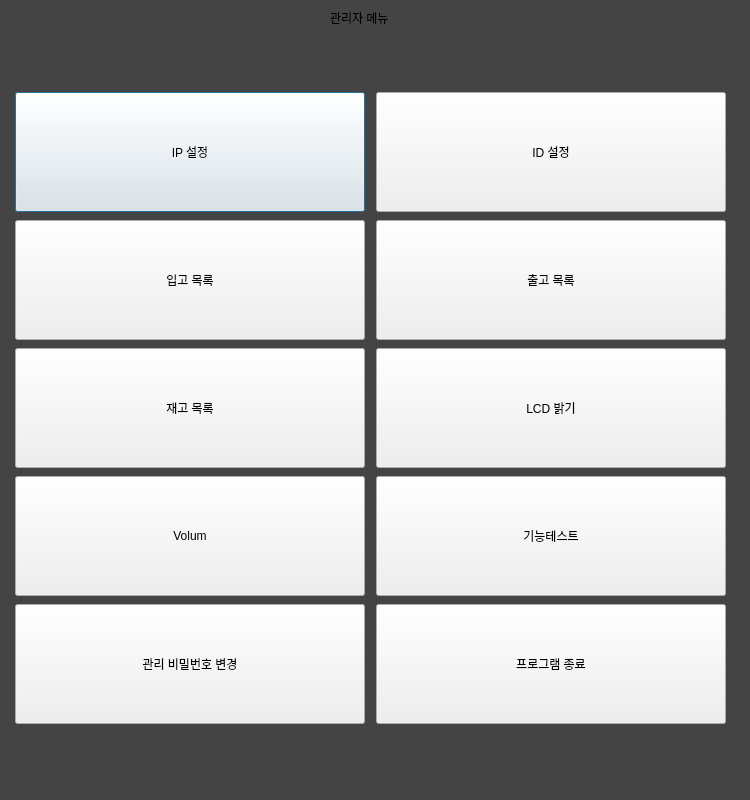
Old version of the form QT/MyMaru/settingmain.ui in the repository leejk91/CPlusPlus_Practice.
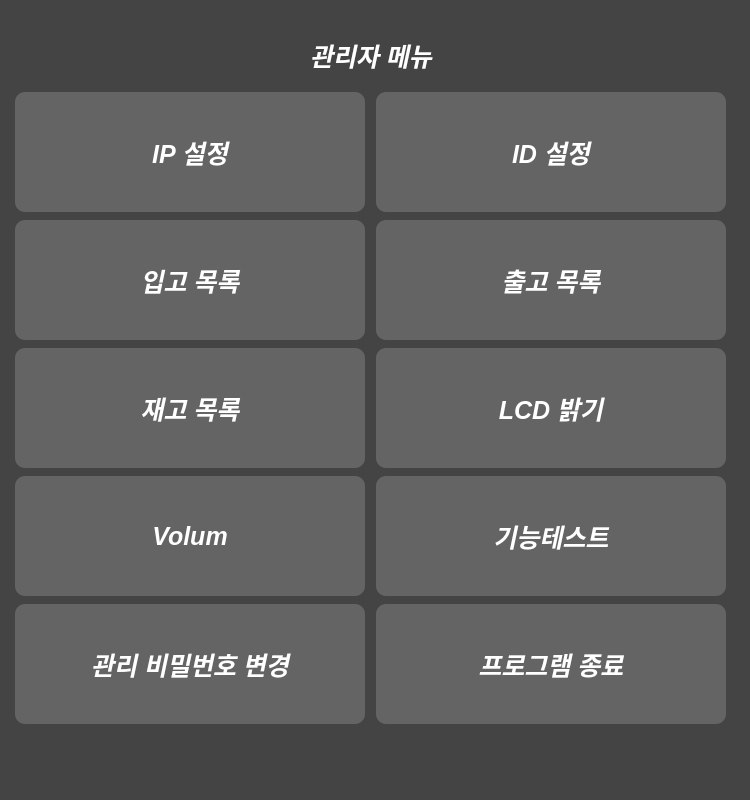
New version of the form.

The edit to the form file:
```diff
--- a/QT/MyMaru/settingmain.ui
+++ b/QT/MyMaru/settingmain.ui
@@ -18,22 +18,46 @@
 {
 	background-color : #444444;
 
+}
+
+QLabel
+{
+	font: bold italic 25px;
+	color: white;
+}
+
+QPushButton
+{
+   border-radius: 10px;
+	padding: 2px; 
+	background-color: rgb(100,100,100);
+	font: bold italic 25px;
+	color: white;
+}
+
+QPushButton:pressed
+{
+   border-radius: 10px;
+	padding: 2px; 
+	background-color: rgb(100,100,100);
+	font: bold italic 25px;
+	color: black;
 }</string>
   </property>
   <widget class="QLabel" name="label">
    <property name="geometry">
     <rect>
-     <x>330</x>
-     <y>10</y>
-     <width>81</width>
-     <height>16</height>
+     <x>310</x>
+     <y>30</y>
+     <width>131</width>
+     <height>51</height>
     </rect>
    </property>
    <property name="text">
     <string>관리자 메뉴</string>
    </property>
   </widget>
-  <widget class="QWidget" name="">
+  <widget class="QWidget" name="layoutWidget">
    <property name="geometry">
     <rect>
      <x>10</x>
```
